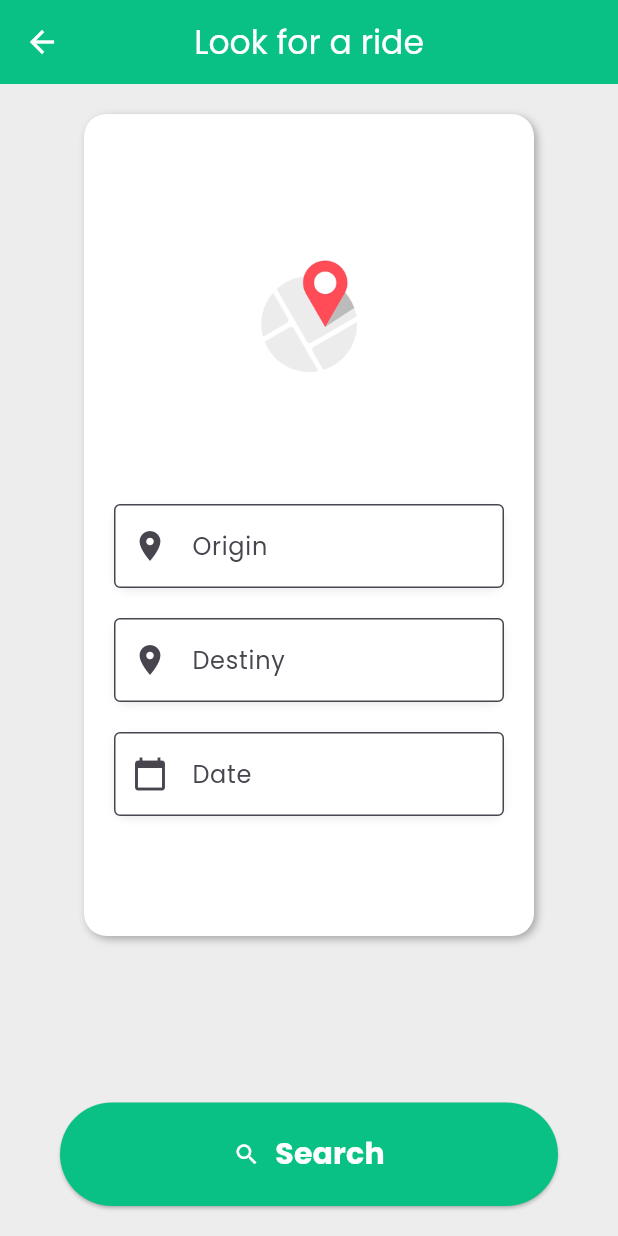
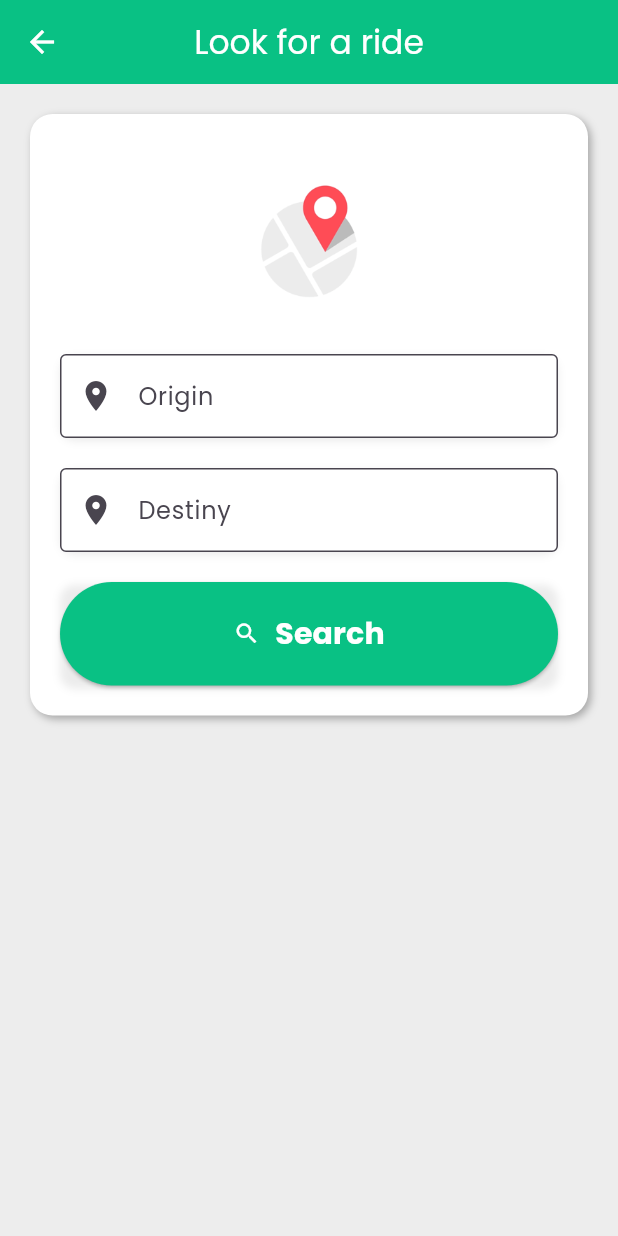
Before and after one commit to JoaoDant4s/AppCaronas, a Flutter app: the Search screen opened by its route, on a phone screen of 412 x 824 dp. Run offline on Flutter 3.47's test engine with Material 2 defaults, Android fonts, the phone set to English and light mode, and no system bars.

Commit message:
ride model

```diff
--- /dev/null
+++ b/lib/components/card.dart
@@ -0,0 +1,15 @@
+import 'package:flutter/material.dart';
+
+class Card extends StatefulWidget {
+  const Card({super.key});
+
+  @override
+  State<Card> createState() => _CardState();
+}
+
+class _CardState extends State<Card> {
+  @override
+  Widget build(BuildContext context) {
+    return const Placeholder();
+  }
+}
--- /dev/null
+++ b/lib/components/search_bar_ride.dart
@@ -0,0 +1,126 @@
+import 'package:flutter/material.dart';
+
+class SearchBarRide extends StatefulWidget {
+  const SearchBarRide({super.key});
+
+  @override
+  State<SearchBarRide> createState() => _SearchBarRideState();
+}
+
+class _SearchBarRideState extends State<SearchBarRide> {
+  @override
+  Widget build(BuildContext context) {
+    return Container(
+      margin: const EdgeInsets.all(20.0),
+      padding: const EdgeInsets.all(20.0),
+      decoration: BoxDecoration(
+        borderRadius: BorderRadius.circular(15.0),
+        color: Colors.white,
+        boxShadow: [
+          BoxShadow(
+            color: Colors.grey.withOpacity(0.9),
+            offset: const Offset(2, 2),
+            blurRadius: 4.0,
+          ),
+        ],
+      ),
+      child: Column(
+        children: [
+          Container(
+            width: 140.0,
+            height: 140.0,
+            decoration: const BoxDecoration(
+              image: DecorationImage(
+                image: AssetImage("assets/gifs/map.gif"),
+                fit: BoxFit.cover,
+              ),
+            ),
+          ),
+          Container(
+            decoration: BoxDecoration(
+              borderRadius: BorderRadius.circular(10.0),
+              boxShadow: [
+                BoxShadow(
+                  color: Colors.grey.withOpacity(0.2),
+                  offset: Offset(0, 2),
+                  blurRadius: 4.0,
+                ),
+              ],
+            ),
+            child: TextField(
+              decoration: InputDecoration(
+                labelText: 'Origin',
+                border: OutlineInputBorder(),
+                filled: true,
+                fillColor: Colors.white,
+                prefixIcon: Icon(Icons.location_on),
+              ),
+            ),
+          ),
+          const SizedBox(height: 20.0),
+          Container(
+            decoration: BoxDecoration(
+              borderRadius: BorderRadius.circular(10.0),
+              boxShadow: [
+                BoxShadow(
+                  color: Colors.grey.withOpacity(0.2),
+                  offset: const Offset(0, 2),
+                  blurRadius: 4.0,
+                ),
+              ],
+            ),
+            child: TextField(
+              decoration: InputDecoration(
+                fillColor: Colors.white,
+                filled: true,
+                labelText: 'Destiny',
+                border: OutlineInputBorder(),
+                prefixIcon: Icon(Icons.location_on),
+              ),
+            ),
+          ),
+          const SizedBox(height: 20.0),
+          Container(
+            decoration: BoxDecoration(
+              borderRadius: BorderRadius.circular(10.0),
+              boxShadow: [
+                BoxShadow(
+                  color: Colors.grey.withOpacity(0.2),
+                  offset: const Offset(0, 2),
+                  blurRadius: 4.0,
+                ),
+              ],
+            ),
+            child: ElevatedButton(
+              style: ElevatedButton.styleFrom(
+                backgroundColor: const Color(0xFF09C184),
+                padding: const EdgeInsets.all(20.0),
+              ),
+              onPressed: () {},
+              child: const Expanded(
+                child: Row(
+                  mainAxisAlignment: MainAxisAlignment.center,
+                  children: [
+                    Icon(
+                      Icons.search,
+                      color: Colors.white,
+                    ),
+                    SizedBox(width: 10.0),
+                    Text(
+                      'Search',
+                      style: TextStyle(
+                        fontWeight: FontWeight.w800,
+                        fontSize: 20,
+                        color: Colors.white,
+                      ),
+                    )
+                  ],
+                ),
+              ),
+            ),
+          ),
+        ],
+      ),
+    );
+  }
+}
--- /dev/null
+++ b/lib/models/ride.dart
@@ -0,0 +1,10 @@
+class Ride {
+  String id;
+  String origin;
+  String destiny;
+  DateTime date;
+  double price;
+  int seats;
+
+  Ride({required this.id, required this.origin, required this.destiny, required this.date, required this.price, required this.seats });
+}
--- a/lib/screen/search.dart
+++ b/lib/screen/search.dart
@@ -1,15 +1,50 @@
+import 'package:caronas/components/search_bar_ride.dart';
+import 'package:caronas/models/ride.dart';
 import 'package:flutter/material.dart';
 
-class Search extends StatelessWidget {
+class Search extends StatefulWidget {
   const Search({super.key});
 
+  @override
+  State<Search> createState() => _SearchState();
+}
+
+class _SearchState extends State<Search> {
+  _searchRides(String origin, String destiny) {}
+
+  List<Ride> _rides = [
+    Ride(
+      id: '1',
+      origin: 'Nevaldo Rocha, Natal, RN',
+      destiny: 'Prudente de Morais, Natal, RN',
+      price: 23.50,
+      date: DateTime.now(),
+      seats: 4,
+    ),
+    Ride(
+      id: '2',
+      origin: 'Salgado Filho, Natal, RN',
+      destiny: 'Prudente de Morais, Natal, RN',
+      price: 13.50,
+      date: DateTime.now(),
+      seats: 3,
+    ),
+    Ride(
+      id: '3',
+      origin: 'Engenheiro Roberto Freire, Natal, RN',
+      destiny: 'Rua Beija Flor, Pipa, RN',
+      price: 300,
+      date: DateTime.now(),
+      seats: 3,
+    ),
+  ];
   @override
   Widget build(BuildContext context) {
     return Scaffold(
       backgroundColor: const Color(0xFFEDEDED),
       appBar: AppBar(
         backgroundColor: const Color(0xFF09C184),
-        title: Text(
+        title: const Text(
           'Look for a ride',
           style: TextStyle(color: Colors.white),
         ),
@@ -18,141 +53,16 @@ class Search extends StatelessWidget {
           onPressed: () {
             Navigator.pop(context);
           },
-          icon: Icon(
+          icon: const Icon(
             Icons.arrow_back,
             color: Colors.white,
           ),
         ),
       ),
-      body: SingleChildScrollView(
-        child: Center(
-          child: Container(
-            width: 300.0,
-            margin: EdgeInsets.all(20.0),
-            padding: EdgeInsets.symmetric(horizontal: 20.0),
-            decoration: BoxDecoration(
-              borderRadius: BorderRadius.circular(15.0),
-              color: Colors.white,
-              boxShadow: [
-                BoxShadow(
-                  color: Colors.grey.withOpacity(0.9),
-                  offset: Offset(2, 2),
-                  blurRadius: 4.0,
-                ),
-              ],
-            ),
-            child: Column(
-              children: [
-                SizedBox(height: 70.0),
-                Container(
-                  width: 140.0,
-                  height: 140.0,
-                  decoration: BoxDecoration(
-                    image: DecorationImage(
-                      image: AssetImage("assets/gifs/map.gif"),
-                      fit: BoxFit.cover,
-                    ),
-                  ),
-                ),
-                SizedBox(height: 50.0),
-                Container(
-                  decoration: BoxDecoration(
-                  borderRadius: BorderRadius.circular(10.0),
-                  boxShadow: [
-                    BoxShadow(
-                      color: Colors.grey.withOpacity(0.2),
-                      offset: Offset(0, 2),
-                      blurRadius: 4.0,
-                    ),
-                  ],
-                ),
-                  child: TextField(
-                    decoration: InputDecoration(
-                      labelText: 'Origin',
-                      border: OutlineInputBorder(),
-                      filled: true,
-                      fillColor: Colors.white,
-                      prefixIcon: Icon(Icons.location_on),
-                    ),
-                  ),
-                ),
-                SizedBox(height: 20.0),
-                Container(
-                  decoration: BoxDecoration(
-                    borderRadius: BorderRadius.circular(10.0),
-                    boxShadow: [
-                      BoxShadow(
-                        color: Colors.grey.withOpacity(0.2),
-                        offset: Offset(0, 2),
-                        blurRadius: 4.0,
-                      ),
-                    ],
-                  ),
-                  child: TextField(
-                    decoration: InputDecoration(
-                      fillColor: Colors.white,
-                      filled: true,
-                      labelText: 'Destiny',
-                      border: OutlineInputBorder(),
-                      prefixIcon: Icon(Icons.location_on),
-                    ),
-                  ),
-                ),
-                SizedBox(height: 20.0),
-                Container(
-                  decoration: BoxDecoration(
-                    borderRadius: BorderRadius.circular(10.0),
-                    boxShadow: [
-                      BoxShadow(
-                        color: Colors.grey.withOpacity(0.2),
-                        offset: Offset(0, 2),
-                        blurRadius: 4.0,
-                      ),
-                    ],
-                  ),
-                  child: TextField(
-                    decoration: InputDecoration(
-                      filled: true,
-                      fillColor: Colors.white,
-                      labelText: 'Date',
-                      border: OutlineInputBorder(),
-                      prefixIcon: Icon(Icons.calendar_today),
-                    ),
-                  ),
-                ),
-                SizedBox(height: 80.0),
-              ],
-            ),
-          ),
-        ),
-      ),
-      bottomNavigationBar: Container(
-          margin: EdgeInsets.only(top: 25, bottom: 20.0, left: 40.0, right: 40.0),
-        child: ElevatedButton(
-          style: ElevatedButton.styleFrom(
-            backgroundColor: const Color(0xFF09C184),
-            padding: EdgeInsets.all(20.0),
-          ),
-          onPressed: () {},
-          child: Row(
-            mainAxisSize: MainAxisSize.min,
-            children: [
-              Icon(
-                Icons.search,
-                color: Colors.white,
-              ),
-              SizedBox(width: 10.0),
-              Text(
-                'Search',
-                style: TextStyle(
-                  fontWeight: FontWeight.w800,
-                  fontSize: 20,
-                  color: Colors.white,
-                ),
-              )
-            ],
-          ),
-        ),
+      body: Column(
+        children: <Widget>[
+          SearchBarRide(),
+        ],
       ),
     );
   }
```
